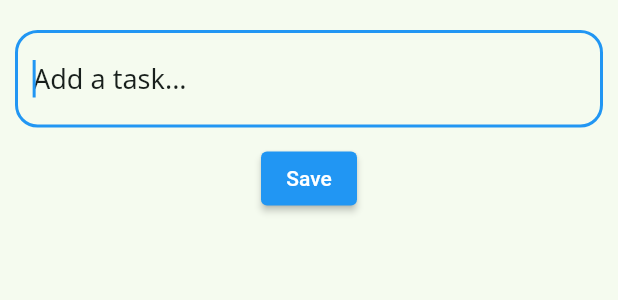
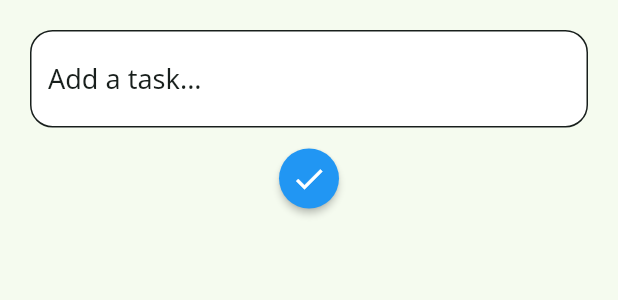
Before and after one commit to abhishek459/todo, a Flutter app: the TaskInputForm widget shown alone on an empty page, opened directly, on a phone screen of 412 x 824 dp. Shown: the top 300 px of the screen. Run offline on Flutter 3.47's test engine with Material 2 defaults, Android fonts, the phone set to English and light mode, and no system bars; our stand-ins replace sqflite; accounts and stored records are empty.

Commit message:
Improved UI - Added Card to Task Lists and buttons - Added fill colour to input field - Added cheerful messages that appear on task complete - Changed page transition animations and fontFamily in theme

```diff
--- a/lib/assets/theme/light_theme.dart
+++ b/lib/assets/theme/light_theme.dart
@@ -16,12 +16,16 @@ ThemeData lightTheme() {
       textColor: foregroundColor,
     ),
     inputDecorationTheme: InputDecorationTheme(
-      border: OutlineInputBorder(borderRadius: BorderRadius.circular(15)),
+      fillColor: Colors.white,
+      border: OutlineInputBorder(
+        borderRadius: BorderRadius.circular(15),
+      ),
       counterStyle: const TextStyle(color: foregroundColor),
       suffixIconColor: foregroundColor,
     ),
     splashColor: backgroundColor,
     hintColor: foregroundColor,
+    fontFamily: 'NotoSans',
     textTheme: const TextTheme(
       displayMedium: TextStyle(
         color: foregroundColor,
--- a/lib/screens/home/task_input_field.dart
+++ b/lib/screens/home/task_input_field.dart
@@ -11,10 +11,10 @@ class TaskInputTextField extends StatelessWidget {
   @override
   Widget build(BuildContext context) {
     return TextField(
-      autofocus: true,
       decoration: const InputDecoration(
         hintText: 'Add a task...',
         counterText: "",
+        filled: true,
       ),
       style: Theme.of(context).textTheme.displayMedium,
       inputFormatters: [
--- a/lib/screens/home/task_input_form.dart
+++ b/lib/screens/home/task_input_form.dart
@@ -3,7 +3,7 @@ import 'package:provider/provider.dart';
 
 import '../../models/task_model.dart';
 import '../../providers/task_provider.dart';
-import 'task_input_field.dart';
+import './task_input_field.dart';
 
 class TaskInputForm extends StatefulWidget {
   const TaskInputForm({Key? key}) : super(key: key);
@@ -23,10 +23,11 @@ class _TaskInputFormState extends State<TaskInputForm> {
 
   @override
   Widget build(BuildContext context) {
-    return Padding(
+    return Container(
+      color: Theme.of(context).scaffoldBackgroundColor,
       padding: EdgeInsets.only(
-        left: 10,
-        right: 10,
+        left: 20,
+        right: 20,
         top: 20,
         bottom: 20 + MediaQuery.of(context).viewInsets.bottom,
       ),
@@ -38,7 +39,13 @@ class _TaskInputFormState extends State<TaskInputForm> {
             onEditingComplete: addTask,
           ),
           const SizedBox(height: 10),
-          ElevatedButton(onPressed: () {}, child: const Text('Save'))
+          ElevatedButton(
+              style: ElevatedButton.styleFrom(
+                minimumSize: const Size(40, 40),
+                shape: const CircleBorder(),
+              ),
+              onPressed: addTask,
+              child: const Icon(Icons.check))
         ],
       ),
     );
--- a/pubspec.yaml
+++ b/pubspec.yaml
@@ -33,7 +33,6 @@ dependencies:
   intl: ^0.17.0
   sqflite: ^2.0.2+1
   path: ^1.8.1
-  collection: ^1.16.0
 
   # The following adds the Cupertino Icons font to your application.
   # Use with the CupertinoIcons class for iOS style icons.
```
Also changed, not shown: lib/assets/theme/dark_theme.dart (+6 -1 lines), lib/screens/home/todays_task_list.dart (+20 -3 lines), lib/utils/cheerful_messages.dart (added, +11 -0 lines), pubspec.lock, 5 other files.
